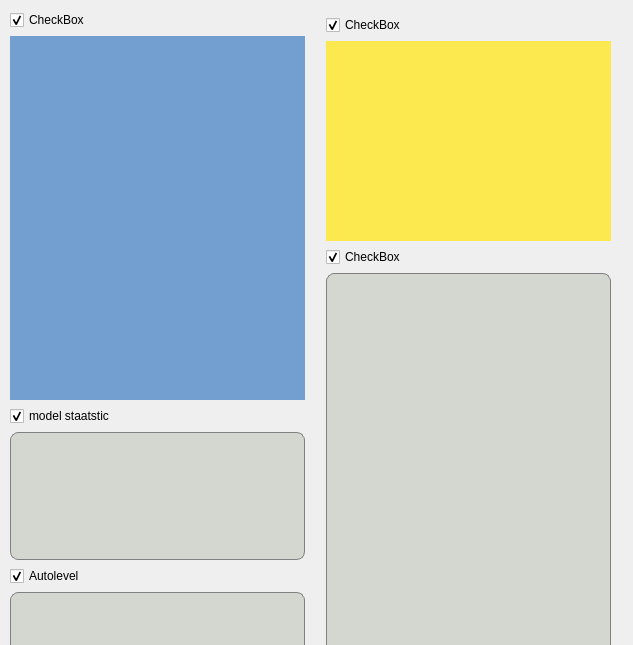
Before: the Qt Designer form rightArea.ui in cuby-tec/mitoPrinter, drawn with Qt 5.
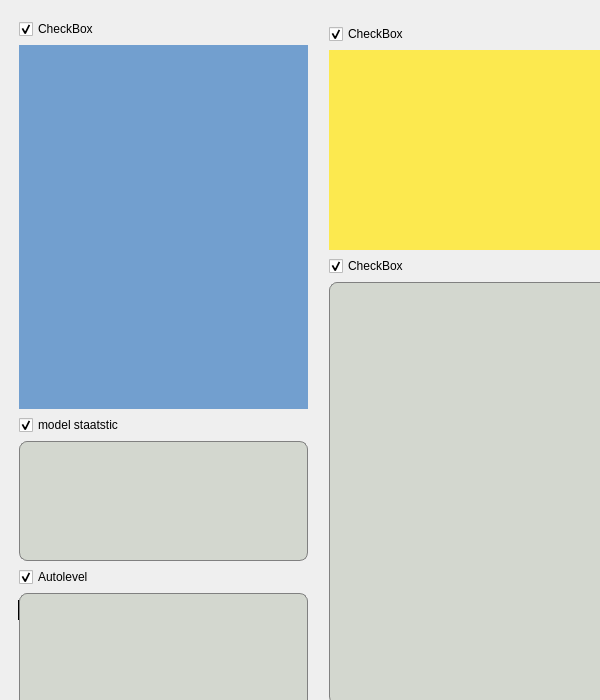
After: the same form once the commit is applied. Custom widgets are drawn as their Qt base class.

Commit message: #45 RightArea with Status

```diff
--- a/rightArea.ui
+++ b/rightArea.ui
@@ -6,8 +6,8 @@
    <rect>
     <x>0</x>
     <y>0</y>
-    <width>633</width>
-    <height>645</height>
+    <width>600</width>
+    <height>700</height>
    </rect>
   </property>
   <property name="minimumSize">
@@ -40,13 +40,49 @@
 }
 background-color: rgb(196, 160, 0);</string>
   </property>
-  <widget class="QWidget" name="horizontalLayoutWidget">
+  <widget class="QFrame" name="horizontalFrame">
    <property name="geometry">
     <rect>
-     <x>0</x>
-     <y>0</y>
-     <width>626</width>
-     <height>729</height>
+     <x>18</x>
+     <y>600</y>
+     <width>30</width>
+     <height>20</height>
+    </rect>
+   </property>
+   <property name="maximumSize">
+    <size>
+     <width>16777215</width>
+     <height>50</height>
+    </size>
+   </property>
+   <property name="frameShape">
+    <enum>QFrame::Box</enum>
+   </property>
+   <layout class="QHBoxLayout" name="horizontalLayout_2">
+    <property name="leftMargin">
+     <number>5</number>
+    </property>
+    <property name="topMargin">
+     <number>5</number>
+    </property>
+    <property name="rightMargin">
+     <number>5</number>
+    </property>
+    <property name="bottomMargin">
+     <number>5</number>
+    </property>
+    <item>
+     <widget class="StatusLabel" name="statusWidget" native="true"/>
+    </item>
+   </layout>
+  </widget>
+  <widget class="QWidget" name="">
+   <property name="geometry">
+    <rect>
+     <x>9</x>
+     <y>9</y>
+     <width>615</width>
+     <height>711</height>
     </rect>
    </property>
    <layout class="QHBoxLayout" name="horizontalLayout">
@@ -272,6 +308,14 @@
    </layout>
   </widget>
  </widget>
+ <customwidgets>
+  <customwidget>
+   <class>StatusLabel</class>
+   <extends>QWidget</extends>
+   <header>statuslabel.h</header>
+   <container>1</container>
+  </customwidget>
+ </customwidgets>
  <resources/>
  <connections/>
 </ui>
```
The commit also changes 2 other files.
